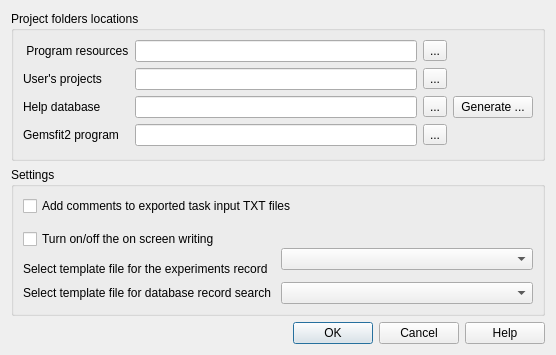
Qt form gfshell2/dialogs/PreferencesDialog.ui (gemshub/gemsfits) before a commit.
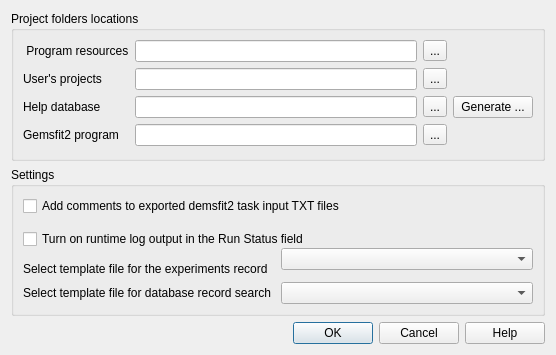
The same form after that commit. Icons and pictures are not drawn.

Commit message: Edited text messages and menu items on widgets, updated a task in the example.

```diff
--- a/gfshell2/dialogs/PreferencesDialog.ui
+++ b/gfshell2/dialogs/PreferencesDialog.ui
@@ -111,14 +111,14 @@
       <item row="0" column="0" colspan="2">
        <widget class="QCheckBox" name="commentsBox">
         <property name="text">
-         <string>Add comments to exported task input TXT files</string>
+         <string>Add comments to exported demsfit2 task input TXT files</string>
         </property>
        </widget>
       </item>
       <item row="1" column="0" rowspan="2" colspan="2">
        <widget class="QCheckBox" name="turnoff">
         <property name="text">
-         <string>Turn on/off the on screen writing</string>
+         <string>Turn on runtime log output in the Run Status field </string>
         </property>
        </widget>
       </item>
```
The commit also changes 4 other files.
